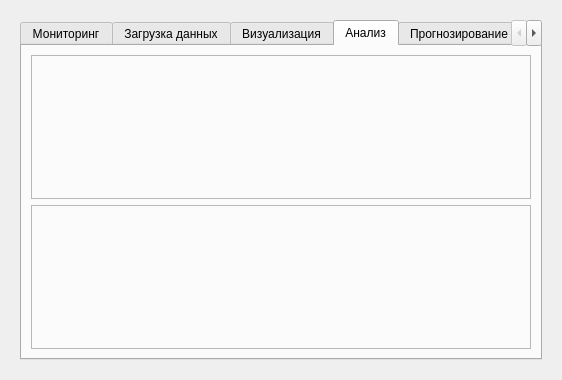
The window that main.ui (vqboy1/desktop_climate_app) describes before a commit, drawn with Qt 5.
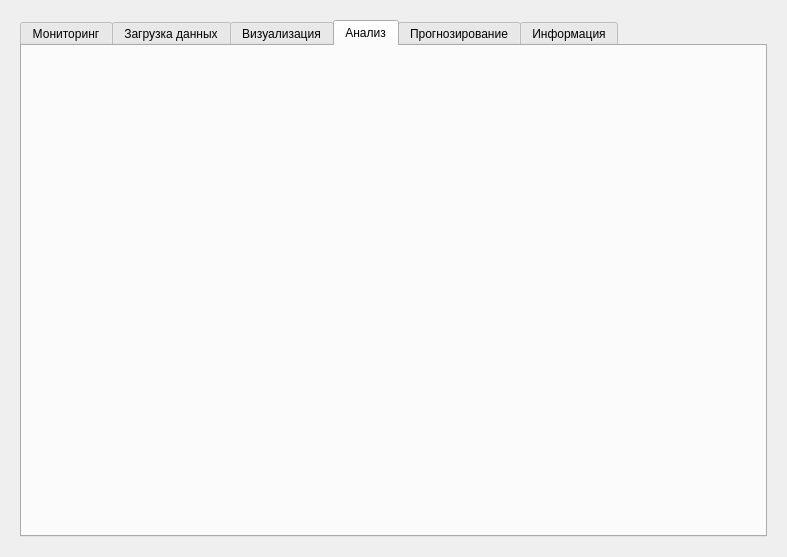
The same window after the commit. The open tabs and pages were chosen to show the change.

The edit to the form file:
```diff
--- a/main.ui
+++ b/main.ui
@@ -6,8 +6,8 @@
    <rect>
     <x>0</x>
     <y>0</y>
-    <width>558</width>
-    <height>379</height>
+    <width>787</width>
+    <height>557</height>
    </rect>
   </property>
   <property name="windowTitle">
@@ -557,24 +557,7 @@
           </attribute>
           <layout class="QVBoxLayout" name="verticalLayout_7">
            <item>
-            <widget class="QFrame" name="frame_12">
-             <property name="frameShape">
-              <enum>QFrame::StyledPanel</enum>
-             </property>
-             <property name="frameShadow">
-              <enum>QFrame::Raised</enum>
-             </property>
-            </widget>
-           </item>
-           <item>
-            <widget class="QFrame" name="frame_13">
-             <property name="frameShape">
-              <enum>QFrame::StyledPanel</enum>
-             </property>
-             <property name="frameShadow">
-              <enum>QFrame::Raised</enum>
-             </property>
-            </widget>
+            <layout class="QVBoxLayout" name="graph_layout"/>
            </item>
           </layout>
          </widget>
```
Left out of the diff: 12 changed lines with no effect on the pictures.
